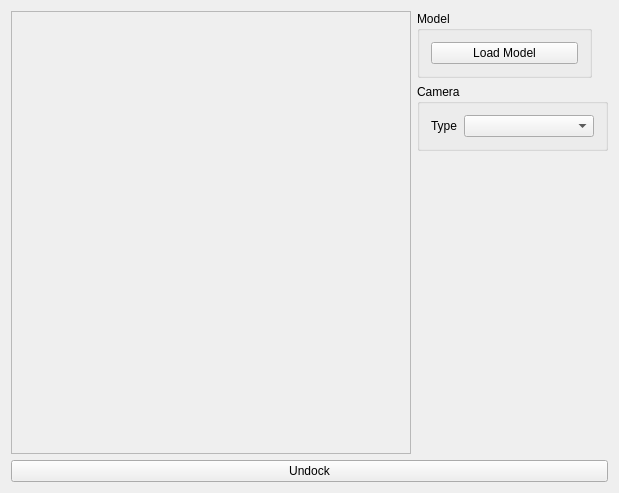
Old version of the form forms/phongwindow.ui in the repository laura-96/AG-Project2-SSAO.
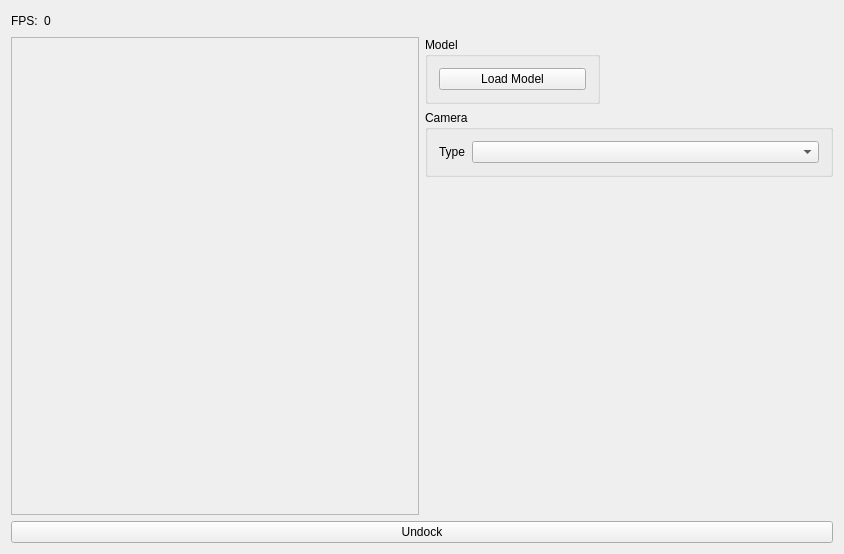
New version of the form.

The edit to the form file:
```diff
--- a/forms/phongwindow.ui
+++ b/forms/phongwindow.ui
@@ -6,15 +6,15 @@
    <rect>
     <x>0</x>
     <y>0</y>
-    <width>619</width>
-    <height>493</height>
+    <width>844</width>
+    <height>554</height>
    </rect>
   </property>
   <property name="windowTitle">
    <string>Phong Shading</string>
   </property>
   <layout class="QGridLayout" name="gridLayout_3">
-   <item row="0" column="0">
+   <item row="3" column="0">
     <layout class="QHBoxLayout" name="horizontalLayout_2">
      <item>
       <widget class="QFrame" name="qGLFrame">
@@ -114,13 +114,44 @@
      </item>
     </layout>
    </item>
-   <item row="1" column="0">
+   <item row="4" column="0">
     <widget class="QPushButton" name="qUndockButton">
      <property name="text">
       <string>Undock</string>
      </property>
     </widget>
    </item>
+   <item row="1" column="0" rowspan="2">
+    <layout class="QHBoxLayout" name="horizontalLayout">
+     <item>
+      <widget class="QLabel" name="label_3">
+       <property name="text">
+        <string>FPS:</string>
+       </property>
+      </widget>
+     </item>
+     <item>
+      <widget class="QLabel" name="fps_count">
+       <property name="text">
+        <string>0</string>
+       </property>
+      </widget>
+     </item>
+     <item>
+      <spacer name="horizontalSpacer">
+       <property name="orientation">
+        <enum>Qt::Horizontal</enum>
+       </property>
+       <property name="sizeHint" stdset="0">
+        <size>
+         <width>40</width>
+         <height>20</height>
+        </size>
+       </property>
+      </spacer>
+     </item>
+    </layout>
+   </item>
   </layout>
  </widget>
  <layoutdefault spacing="6" margin="11"/>
```
